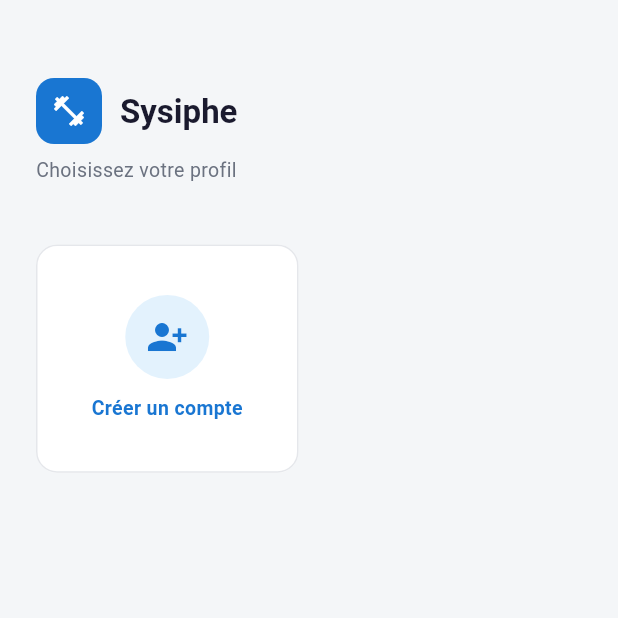
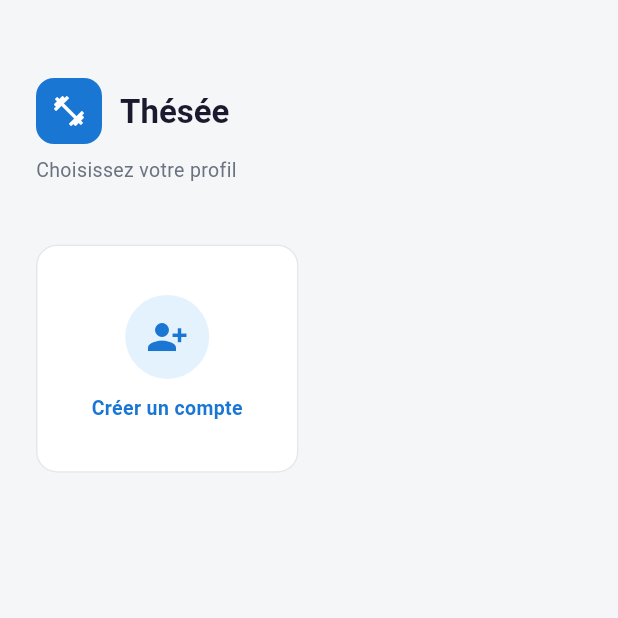
Before and after one commit to Mephisto116631/sysiphe, a Flutter app: the screen it shows after launch, on a phone screen of 412 x 824 dp, the top half of it. Run offline on Flutter 3.47's test engine with Material 3 defaults, Android fonts, the phone set to English and light mode, and no system bars; our stand-ins replace fl_chart, flutter_local_notifications, share_plus, shared_preferences, supabase_flutter, table_calendar and 2 more; accounts and stored records are empty; network calls fail.

Commit message:
Renommage en Thésée, README réécrit en page de présentation (v2.8.0)
- Noms affichés : app Android, écran de profil, mises à jour, export,
  Release (« Thésée vX », thesee.apk), site web, sauvegardes, ICS.
- Identifiants techniques inchangés (com.sysiphe.app, alias de
  signature, paquet Dart, canal natif) : la mise à jour s'installe
  par-dessus l'app existante. L'app accepte tout .apk de la Release.
- Fichiers temporaires de mise à jour/export renommés ; les anciens
  (sysiphe-*) sont toujours nettoyés.
- README : page de présentation (fonctionnalités, installation,
  architecture, sécurité, développement, publication, sauvegardes) ;
  anciennes archives dans archive/README.md.
- PLAN, SETUP à jour.

Co-Authored-By: Claude Opus 5.5 <noreply@anthropic.com>
Claude-Session: https://claude.ai/code/session_012KXmxgp2ohoJJLaTsaH3na

```diff
--- a/flutter/lib/main.dart
+++ b/flutter/lib/main.dart
@@ -32,18 +32,18 @@ Future<void> main() async {
   // (lu localement, fonctionne même sans réseau).
   final saved = await SessionStore.load();
 
-  runApp(SysipheApp(savedProfile: saved));
+  runApp(TheseeApp(savedProfile: saved));
 }
 
-class SysipheApp extends StatelessWidget {
+class TheseeApp extends StatelessWidget {
   final Profile? savedProfile;
 
-  const SysipheApp({super.key, this.savedProfile});
+  const TheseeApp({super.key, this.savedProfile});
 
   @override
   Widget build(BuildContext context) {
     return MaterialApp(
-      title: 'Sysiphe',
+      title: 'Thésée',
       theme: AppTheme.light,
       debugShowCheckedModeBanner: false,
       home: savedProfile != null
--- a/flutter/lib/screens/profile_screen.dart
+++ b/flutter/lib/screens/profile_screen.dart
@@ -119,7 +119,7 @@ class _ProfileScreenState extends State<ProfileScreen> {
                         color: Colors.white, size: 24),
                   ),
                   const SizedBox(width: 12),
-                  Text('Sysiphe',
+                  Text('Thésée',
                       style: Theme.of(context).textTheme.headlineMedium),
                 ],
               ),
--- a/flutter/lib/screens/settings_screen.dart
+++ b/flutter/lib/screens/settings_screen.dart
@@ -188,13 +188,13 @@ class _SettingsScreenState extends State<SettingsScreen> {
     try {
       final (csv, n) = await SupabaseService.instance.exportAllPerfsCsv();
       final d = DateTime.now();
-      final name = 'sysiphe-export-${d.year}-${d.month.toString().padLeft(2, '0')}-${d.day.toString().padLeft(2, '0')}.csv';
+      final name = 'thesee-export-${d.year}-${d.month.toString().padLeft(2, '0')}-${d.day.toString().padLeft(2, '0')}.csv';
       final file = File('${Directory.systemTemp.path}/$name');
       // BOM UTF-8 : Excel affiche correctement les accents.
       await file.writeAsString('\uFEFF$csv', flush: true);
       await Share.shareXFiles(
         [XFile(file.path, mimeType: 'text/csv', name: name)],
-        subject: 'Export Sysiphe ($n séries)',
+        subject: 'Export Thésée ($n séries)',
       );
     } catch (e) {
       if (!mounted) return;
@@ -446,7 +446,7 @@ class _SettingsScreenState extends State<SettingsScreen> {
                 ),
                 const SizedBox(height: 40),
                 Center(
-                  child: Text('Sysiphe v$kAppVersion · Flutter',
+                  child: Text('Thésée v$kAppVersion · Flutter',
                       style: Theme.of(context).textTheme.bodyMedium),
                 ),
               ],
--- a/flutter/lib/services/update_service.dart
+++ b/flutter/lib/services/update_service.dart
@@ -71,7 +71,7 @@ class UpdateService {
         await for (final e in Directory(d).list()) {
           if (e is! File) continue;
           final name = e.uri.pathSegments.last;
-          if (keepLabel != null && name == 'sysiphe-$keepLabel.apk') continue;
+          if (keepLabel != null && name == 'thesee-$keepLabel.apk') continue;
           out.add(e);
         }
       }
@@ -80,7 +80,10 @@ class UpdateService {
       await for (final e in Directory.systemTemp.list()) {
         if (e is! File) continue;
         final name = e.uri.pathSegments.last;
-        if (name.startsWith('sysiphe-export-') && name.endsWith('.csv')) {
+        // « sysiphe-export- » : exports d'avant le renommage en Thésée.
+        if ((name.startsWith('thesee-export-') ||
+                name.startsWith('sysiphe-export-')) &&
+            name.endsWith('.csv')) {
           out.add(e);
         }
       }
@@ -118,7 +121,7 @@ class UpdateService {
   static Future<File?> cachedApk(UpdateInfo info) async {
     try {
       final dir = await _channel.invokeMethod<String>('updatesDir');
-      final f = File('$dir/sysiphe-${info.label}.apk');
+      final f = File('$dir/thesee-${info.label}.apk');
       return await f.exists() && (info.size == 0 || await f.length() == info.size)
           ? f
           : null;
@@ -134,7 +137,7 @@ class UpdateService {
       final req = await client.getUrl(Uri.parse(_latestUrl));
       req.headers
         ..set(HttpHeaders.acceptHeader, 'application/vnd.github+json')
-        ..set(HttpHeaders.userAgentHeader, 'sysiphe-app');
+        ..set(HttpHeaders.userAgentHeader, 'thesee-app');
       final res = await req.close();
       if (res.statusCode != 200) {
         throw HttpException('GitHub a répondu ${res.statusCode}');
@@ -151,7 +154,7 @@ class UpdateService {
   static Future<File> download(UpdateInfo info,
       {void Function(double)? onProgress}) async {
     final dir = await _channel.invokeMethod<String>('updatesDir');
-    final file = File('$dir/sysiphe-${info.label}.apk');
+    final file = File('$dir/thesee-${info.label}.apk');
     final part = File('${file.path}.part'); // jamais d'APK à moitié écrit
     final client = HttpClient();
     try {
--- a/flutter/lib/widgets/update_flow.dart
+++ b/flutter/lib/widgets/update_flow.dart
@@ -27,7 +27,7 @@ Future<void> checkAndOfferUpdate(BuildContext context, {bool silent = false}) as
       messenger.showSnackBar(SnackBar(
           content: Text(kAppVersion == 'dev'
               ? 'Build de développement : mise à jour désactivée'
-              : 'Sysiphe est à jour ($kAppVersion)'),
+              : 'Thésée est à jour ($kAppVersion)'),
           behavior: SnackBarBehavior.floating));
     }
     return;
@@ -101,7 +101,7 @@ Future<void> _confirmAndInstall(BuildContext context, UpdateInfo info,
       builder: (ctx) => AlertDialog(
         title: const Text('Autorisation Android'),
         content: const Text(
-            'Active « Autoriser depuis cette source » pour Sysiphe dans l\'écran '
+            'Active « Autoriser depuis cette source » pour Thésée dans l\'écran '
             'qui vient de s\'ouvrir, puis reviens ici et appuie sur Installer.'),
         actions: [
           FilledButton(
--- a/flutter/pubspec.yaml
+++ b/flutter/pubspec.yaml
@@ -1,6 +1,6 @@
 name: sysiphe
-description: Sysiphe — fitness tracker natif Flutter
-version: 2.7.0+1
+description: Thésée — suivi d'entraînement natif Flutter
+version: 2.8.0+1
 
 environment:
   sdk: '>=3.3.0 <4.0.0'
```
Also changed, not shown: 12 other files.
